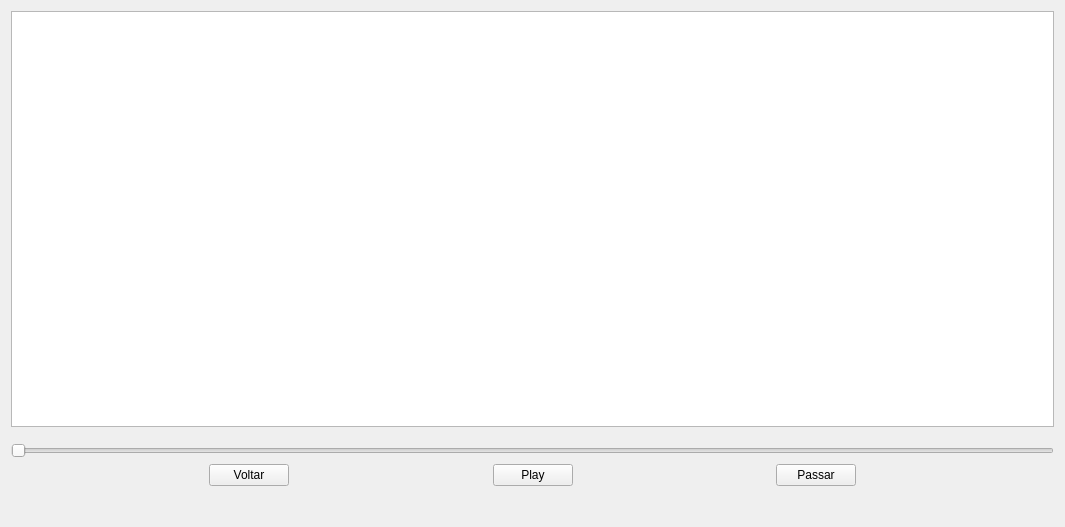
IsadoraVanco/Gamellito, file 5.Modulados/Modulados/reprodutor.ui: the form before one commit.
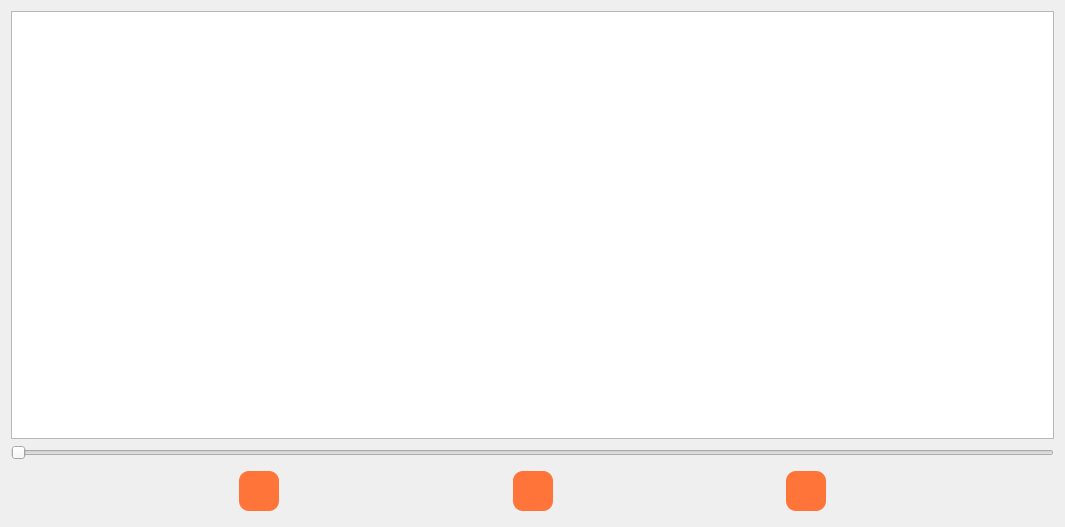
The form after the commit.

```diff
--- a/5.Modulados/Modulados/reprodutor.ui
+++ b/5.Modulados/Modulados/reprodutor.ui
@@ -11,20 +11,7 @@
    </rect>
   </property>
   <layout class="QGridLayout" name="gridLayout_7">
-   <item row="4" column="0">
-    <widget class="QSlider" name="horizontalSlider">
-     <property name="sizePolicy">
-      <sizepolicy hsizetype="Expanding" vsizetype="Fixed">
-       <horstretch>0</horstretch>
-       <verstretch>0</verstretch>
-      </sizepolicy>
-     </property>
-     <property name="orientation">
-      <enum>Qt::Horizontal</enum>
-     </property>
-    </widget>
-   </item>
-   <item row="5" column="0">
+   <item row="7" column="0">
     <layout class="QHBoxLayout" name="horizontalLayout">
      <item>
       <spacer name="horizontalSpacer_5">
@@ -41,8 +28,28 @@
      </item>
      <item>
       <widget class="QPushButton" name="pushButton_voltarVideo">
+       <property name="styleSheet">
+        <string notr="true">QPushButton {
+	background-color: #FF7439;
+	border-radius: 10px;
+	border: none;
+	color: #fff;
+	font-size: 10px;
+	font-weight: bold;
+	width: 40px;
+	height: 40px;
+}
+
+QPushButton:hover {
+	background-color: #c8592d;
+}
+
+QPushButton:pressed {
+	background-color: #c8592d;
+}</string>
+       </property>
        <property name="text">
-        <string>Voltar</string>
+        <string/>
        </property>
       </widget>
      </item>
@@ -61,8 +68,31 @@
      </item>
      <item>
       <widget class="QPushButton" name="pushButton_video_tocar">
+       <property name="cursor">
+        <cursorShape>PointingHandCursor</cursorShape>
+       </property>
+       <property name="styleSheet">
+        <string notr="true">QPushButton {
+	background-color: #FF7439;
+	border-radius: 10px;
+	border: none;
+	color: #fff;
+	font-size: 10px;
+	font-weight: bold;
+	width: 40px;
+	height: 40px;
+}
+
+QPushButton:hover {
+	background-color: #c8592d;
+}
+
+QPushButton:pressed {
+	background-color: #c8592d;
+}</string>
+       </property>
        <property name="text">
-        <string>Play</string>
+        <string/>
        </property>
       </widget>
      </item>
@@ -81,8 +111,28 @@
      </item>
      <item>
       <widget class="QPushButton" name="pushButton_passarVideo">
+       <property name="styleSheet">
+        <string notr="true">QPushButton {
+	background-color: #FF7439;
+	border-radius: 10px;
+	border: none;
+	color: #fff;
+	font-size: 10px;
+	font-weight: bold;
+	width: 40px;
+	height: 40px;
+}
+
+QPushButton:hover {
+	background-color: #c8592d;
+}
+
+QPushButton:pressed {
+	background-color: #c8592d;
+}</string>
+       </property>
        <property name="text">
-        <string>Passar</string>
+        <string/>
        </property>
       </widget>
      </item>
@@ -101,37 +151,23 @@
      </item>
     </layout>
    </item>
-   <item row="6" column="0">
-    <spacer name="verticalSpacer_6">
-     <property name="orientation">
-      <enum>Qt::Vertical</enum>
+   <item row="3" column="0">
+    <widget class="QSlider" name="horizontalSlider">
+     <property name="sizePolicy">
+      <sizepolicy hsizetype="Expanding" vsizetype="Fixed">
+       <horstretch>0</horstretch>
+       <verstretch>0</verstretch>
+      </sizepolicy>
      </property>
-     <property name="sizeType">
-      <enum>QSizePolicy::Minimum</enum>
+     <property name="styleSheet">
+      <string notr="true">QSlider{
+color: orange;
+}</string>
      </property>
-     <property name="sizeHint" stdset="0">
-      <size>
-       <width>20</width>
-       <height>30</height>
-      </size>
-     </property>
-    </spacer>
-   </item>
-   <item row="2" column="0">
-    <spacer name="verticalSpacer_8">
      <property name="orientation">
-      <enum>Qt::Vertical</enum>
+      <enum>Qt::Horizontal</enum>
      </property>
-     <property name="sizeType">
-      <enum>QSizePolicy::Minimum</enum>
-     </property>
-     <property name="sizeHint" stdset="0">
-      <size>
-       <width>20</width>
-       <height>10</height>
-      </size>
-     </property>
-    </spacer>
+    </widget>
    </item>
    <item row="1" column="0">
     <widget class="QGraphicsView" name="graficosVideo">
@@ -143,6 +179,38 @@
      </property>
     </widget>
    </item>
+   <item row="8" column="0">
+    <spacer name="verticalSpacer_6">
+     <property name="orientation">
+      <enum>Qt::Vertical</enum>
+     </property>
+     <property name="sizeType">
+      <enum>QSizePolicy::Minimum</enum>
+     </property>
+     <property name="sizeHint" stdset="0">
+      <size>
+       <width>20</width>
+       <height>5</height>
+      </size>
+     </property>
+    </spacer>
+   </item>
+   <item row="4" column="0">
+    <spacer name="verticalSpacer_8">
+     <property name="orientation">
+      <enum>Qt::Vertical</enum>
+     </property>
+     <property name="sizeType">
+      <enum>QSizePolicy::Minimum</enum>
+     </property>
+     <property name="sizeHint" stdset="0">
+      <size>
+       <width>20</width>
+       <height>5</height>
+      </size>
+     </property>
+    </spacer>
+   </item>
   </layout>
  </widget>
  <resources/>
```
